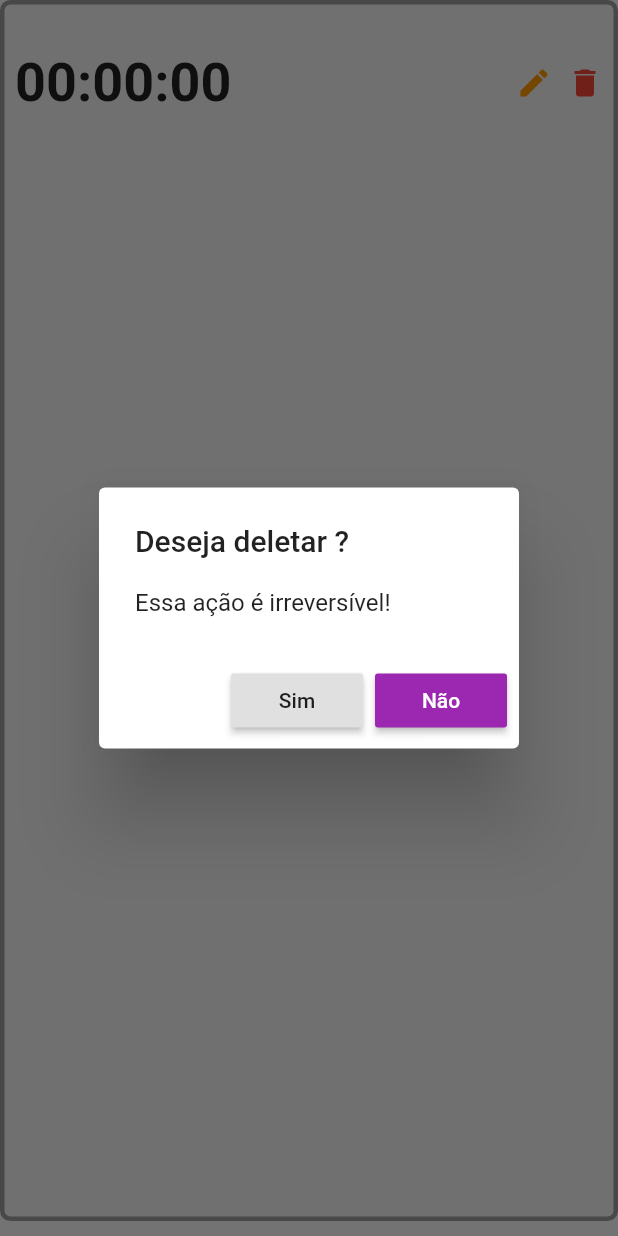
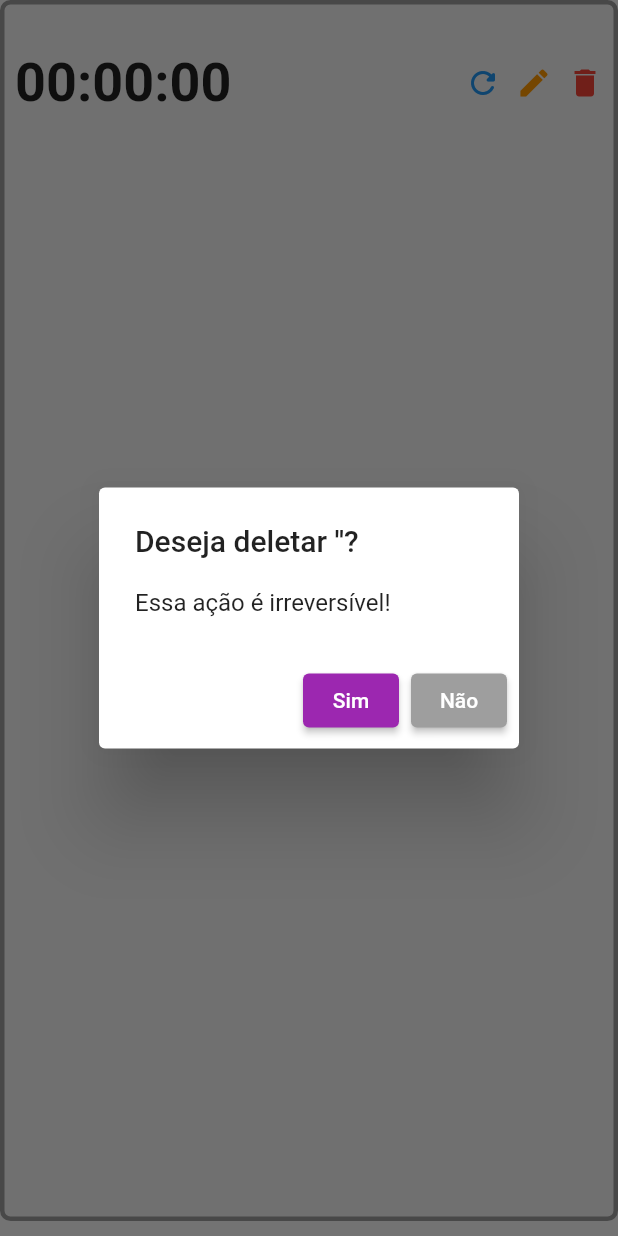
Before and after one commit to ricarthlima/flutter-golden-hours, a Flutter app: the HomeListTaskItem widget shown alone on an empty page, opened directly with empty values, after a tap on the "delete" icon, on a phone screen of 412 x 824 dp. Run offline on Flutter 3.47's test engine with Material 2 defaults, Android fonts, the phone set to English and light mode, and no system bars; our stand-ins replace after_layout, shared_preferences, toast, vibration; accounts and stored records are empty.

```diff
--- a/lib/helpers/local_data_manager.dart
+++ b/lib/helpers/local_data_manager.dart
@@ -16,7 +16,7 @@ class LocalDataManager {
     SharedPreferences prefs = await SharedPreferences.getInstance();
 
     var result = prefs.getString(PreferencesKeys.listTasks);
-    List<Task> list = List<Task>();
+    List<Task> list = <Task>[];
     if (result != null) {
       List<dynamic> listDy = json.decode(result);
       for (dynamic d in listDy) {
@@ -30,4 +30,10 @@ class LocalDataManager {
     SharedPreferences prefs = await SharedPreferences.getInstance();
     prefs.setString(PreferencesKeys.listTasks, json.encode(listTask));
   }
+
+  printData() async {
+    SharedPreferences prefs = await SharedPreferences.getInstance();
+    var result = prefs.getString(PreferencesKeys.listTasks);
+    print(result);
+  }
 }
--- a/lib/home_screen.dart
+++ b/lib/home_screen.dart
@@ -15,7 +15,7 @@ class HomeScreen extends StatefulWidget {
 
 class _HomeScreenState extends State<HomeScreen>
     with AfterLayoutMixin<HomeScreen> {
-  List<Task> listTask = List<Task>();
+  List<Task> listTask = <Task>[];
 
   @override
   void initState() {
@@ -45,16 +45,16 @@ class _HomeScreenState extends State<HomeScreen>
           );
         },
       ),
-      bottomNavigationBar: BottomNavigationBar(
-        items: [
-          BottomNavigationBarItem(
-              icon: Icon(Icons.today), title: Text("Só hoje")),
-          BottomNavigationBarItem(
-              icon: Icon(Icons.next_week), title: Text("Essa semana")),
-          BottomNavigationBarItem(
-              icon: Icon(Icons.timer), title: Text("Todo o tempo"))
-        ],
-      ),
+      //TODO: Bottom Navagation
+      // bottomNavigationBar: BottomNavigationBar(
+      //   items: [
+      //     BottomNavigationBarItem(icon: Icon(Icons.today), label: "Só hoje"),
+      //     BottomNavigationBarItem(
+      //         icon: Icon(Icons.next_week), label: "Essa semana"),
+      //     BottomNavigationBarItem(
+      //         icon: Icon(Icons.timer), label: "Todo o tempo")
+      //   ],
+      // ),
       body: Container(
         padding: EdgeInsets.all(10),
         child: ListView(
@@ -83,8 +83,23 @@ class _HomeScreenState extends State<HomeScreen>
                   task: itemTask,
                   deleteTask: _deleteTask,
                   editTask: _editTask,
+                  resetTask: _resetTask,
                 ),
-              )
+              ),
+            Padding(
+              padding: EdgeInsets.only(right: 75),
+              child: Text(
+                "Dicas:\n- Use o botão flutuante para adicionar uma nova tarefa!" +
+                    "\n- Clique na tarefa para pausar ou retormar a contagem!" +
+                    "\n- Use o botão editar para alterar as propriedades da tarefa!" +
+                    "\n- Use o botão lixeira para excluir a tarefa!",
+                textAlign: TextAlign.left,
+                style: TextStyle(
+                  color: Colors.grey,
+                  fontSize: 12,
+                ),
+              ),
+            ),
           ],
         ),
       ),
@@ -128,4 +143,10 @@ class _HomeScreenState extends State<HomeScreen>
     showAddTaskDialog(
         context: context, functionRefreshList: _refresh, editingTask: task);
   }
+
+  _resetTask(String idTask) {
+    this.listTask.firstWhere((element) => element.id == idTask).reset();
+    LocalDataManager().setLocalListTask(this.listTask);
+    LocalDataManager().printData();
+  }
 }
--- a/lib/main.dart
+++ b/lib/main.dart
@@ -10,7 +10,7 @@ class MyApp extends StatelessWidget {
   @override
   Widget build(BuildContext context) {
     return MaterialApp(
-      title: 'Flutter Demo',
+      title: 'Golden Hours - Quantify your time',
       debugShowCheckedModeBanner: false,
       theme: ThemeData(
         primarySwatch: Colors.purple,
--- a/lib/models/task_model.dart
+++ b/lib/models/task_model.dart
@@ -5,14 +5,17 @@ class Task {
   DateTime lastStart;
   bool active;
   double taskValue;
+  List<Duration> durationHistory;
 
-  Task(
-      {this.id,
-      this.name,
-      this.lastTotal,
-      this.lastStart,
-      this.active,
-      this.taskValue});
+  Task({
+    this.id,
+    this.name,
+    this.lastTotal,
+    this.lastStart,
+    this.active,
+    this.taskValue,
+    this.durationHistory,
+  });
 
   Task.fromJson(Map<String, dynamic> json) {
     id = json['id'];
@@ -21,6 +24,15 @@ class Task {
     lastStart = DateTime.parse(json['lastStart']);
     active = json['active'];
     taskValue = json['taskValue'];
+
+    //Histórico de Tempos
+    if (json['durationHistory'] != null) {
+      List<dynamic> tempList = json['durationHistory'];
+      durationHistory = [];
+      tempList.forEach((element) {
+        durationHistory.add(Duration(seconds: element));
+      });
+    }
   }
 
   Map<String, dynamic> toJson() {
@@ -31,6 +43,34 @@ class Task {
     data['lastStart'] = this.lastStart.toString();
     data['active'] = this.active;
     data['taskValue'] = this.taskValue;
+
+    //Histórico de Tempos
+    if (durationHistory != null) {
+      List<int> tempList = <int>[];
+      durationHistory.forEach((element) {
+        tempList.add(element.inSeconds);
+      });
+      data['durationHistory'] = tempList;
+    }
     return data;
   }
+
+  void reset() {
+    if (this.durationHistory == null) {
+      this.durationHistory = <Duration>[];
+    }
+    this.durationHistory.add(
+          this.lastTotal + lastStart.difference(DateTime.now()).abs(),
+        );
+    this.lastTotal = Duration(microseconds: 0);
+    this.lastStart = DateTime.now();
+  }
+
+  int getTotalHistoric() {
+    int total = 0;
+    this.durationHistory.forEach((element) {
+      total += element.inSeconds;
+    });
+    return total;
+  }
 }
--- a/lib/partials/home_list_task_item.dart
+++ b/lib/partials/home_list_task_item.dart
@@ -2,17 +2,15 @@ import 'package:flutter/material.dart';
 import 'package:time_counter/helpers/diference_time_helper.dart';
 import 'package:time_counter/models/task_model.dart';
 import 'package:time_counter/values/todo_localization.dart';
+import 'package:toast/toast.dart';
 
 // ignore: must_be_immutable
 class HomeListTaskItem extends StatefulWidget {
   final Task task;
   Function deleteTask;
   Function editTask;
-  HomeListTaskItem({
-    this.task,
-    this.deleteTask,
-    this.editTask,
-  });
+  Function resetTask;
+  HomeListTaskItem({this.task, this.deleteTask, this.editTask, this.resetTask});
 
   @override
   _HomeListTaskItemState createState() => _HomeListTaskItemState();
@@ -69,11 +67,27 @@ class _HomeListTaskItemState extends State<HomeListTaskItem> {
                 children: [
                   GestureDetector(
                     child: Icon(
+                      Icons.refresh_rounded,
+                      color: Colors.blue,
+                    ),
+                    onTap: () {
+                      _showResetAlertDialog(context);
+                    },
+                    onLongPress: () {
+                      Toast.show("Zerar o contador", context);
+                    },
+                  ),
+                  Padding(padding: EdgeInsets.only(left: 10)),
+                  GestureDetector(
+                    child: Icon(
                       Icons.edit,
                       color: Colors.orange,
                     ),
                     onTap: () {
                       widget.editTask(widget.task);
+                    },
+                    onLongPress: () {
+                      Toast.show("Editar a tarefa", context);
                     },
                   ),
                   Padding(padding: EdgeInsets.only(left: 10)),
@@ -82,24 +96,62 @@ class _HomeListTaskItemState extends State<HomeListTaskItem> {
                       Icons.delete,
                       color: Colors.red,
                     ),
+                    onLongPress: () {
+                      Toast.show("Excluir a tarefa", context);
+                    },
                     onTap: () {
-                      showDialog(
+                      _showDeletAlertDialog(context);
+                    },
+                  )
+                ],
+              )
+            ],
+          ),
+          (widget.task.taskValue != 0)
+              ? Text(
+                  "R\$ " + _getValue().toStringAsPrecision(2),
+                )
+              : Container(),
+          (widget.task.durationHistory != null &&
+                  widget.task.durationHistory.isNotEmpty)
+              ? Padding(
+                  padding: EdgeInsets.only(top: 5),
+                  child: Row(
+                    children: [
+                      Text(
+                        "Total: " +
+                            _getCustomTime(
+                                addSeconds: widget.task.getTotalHistoric()),
+                        style: TextStyle(fontSize: 10, color: Colors.grey),
+                      )
+                    ],
+                  ),
+                )
+              : Container(),
+        ],
+      ),
+    );
+  }
+
+  Future _showResetAlertDialog(BuildContext context) {
+    return showDialog(
       context: context,
       builder: (context) {
         return AlertDialog(
-                            title: Text(
-                                "Deseja deletar " + widget.task.name + "?"),
+          title: Text("Deseja zerar '" + widget.task.name + "'?"),
           content: Text(TodoLocalization.delete_task_warning),
           actions: [
-                              RaisedButton(
+            ElevatedButton(
               child: Text(TodoLocalization.yes),
               onPressed: () {
-                                  widget.deleteTask(widget.task.id);
+                widget.resetTask(widget.task.id);
                 Navigator.pop(context);
               },
             ),
-                              RaisedButton(
-                                color: Colors.purple,
+            ElevatedButton(
+              style: ButtonStyle(
+                  backgroundColor:
+                      MaterialStateProperty.all<Color>(Colors.grey)),
               child: Text(
                 TodoLocalization.no,
                 style: TextStyle(color: Colors.white),
@@ -112,29 +164,57 @@ class _HomeListTaskItemState extends State<HomeListTaskItem> {
         );
       },
     );
+  }
+
+  Future _showDeletAlertDialog(BuildContext context) {
+    return showDialog(
+      context: context,
+      builder: (context) {
+        return AlertDialog(
+          title: Text("Deseja deletar '" + widget.task.name + "'?"),
+          content: Text(TodoLocalization.delete_task_warning),
+          actions: [
+            ElevatedButton(
+              child: Text(TodoLocalization.yes),
+              onPressed: () {
+                widget.deleteTask(widget.task.id);
+                Navigator.pop(context);
               },
-                  )
+            ),
+            ElevatedButton(
+              style: ButtonStyle(
+                  backgroundColor:
+                      MaterialStateProperty.all<Color>(Colors.grey)),
+              child: Text(
+                TodoLocalization.no,
+                style: TextStyle(color: Colors.white),
+              ),
+              onPressed: () {
+                Navigator.pop(context);
+              },
+            ),
           ],
-              )
-            ],
-          ),
-          (widget.task.taskValue != 0)
-              ? Text(
-                  "R\$ " + _getValue().toStringAsPrecision(2),
-                )
-              : Container(),
-        ],
-      ),
+        );
+      },
     );
   }
 
-  String _getCustomTime() {
+  String _getCustomTime({int addSeconds}) {
     if (widget.task.active) {
       Duration temp = widget.task.lastTotal +
           widget.task.lastStart.difference(DateTime.now()).abs();
+      if (addSeconds != null) {
+        temp = temp + Duration(seconds: addSeconds);
+      }
       return getDifferenceTime(temp).toString();
     } else {
+      if (addSeconds != null) {
+        return getDifferenceTime(
+                widget.task.lastTotal + Duration(seconds: addSeconds))
+            .toString();
+      } else {
         return getDifferenceTime(widget.task.lastTotal).toString();
+      }
     }
   }
 
--- a/lib/partials/showAddTaskDialog.dart
+++ b/lib/partials/showAddTaskDialog.dart
@@ -135,7 +135,7 @@ showAddTaskDialog({
                         )
                       ],
                     ),
-                    RaisedButton(
+                    ElevatedButton(
                         child: !isEditing
                             ? Text(
                                 TodoLocalization.add_dialog_add_button_title,
@@ -149,7 +149,9 @@ showAddTaskDialog({
                                   color: Colors.white,
                                 ),
                               ),
-                        color: Colors.purple,
+                        style: ButtonStyle(
+                            backgroundColor: MaterialStateProperty.all<Color>(
+                                Colors.purple)),
                         onPressed: () {
                           if (_formKey.currentState.validate()) {
                             // Atribuir no Model
--- a/pubspec.yaml
+++ b/pubspec.yaml
@@ -15,7 +15,7 @@ publish_to: 'none' # Remove this line if you wish to publish to pub.dev
 # In iOS, build-name is used as CFBundleShortVersionString while build-number used as CFBundleVersion.
 # Read more about iOS versioning at
 # https://developer.apple.com/library/archive/documentation/General/Reference/InfoPlistKeyReference/Articles/CoreFoundationKeys.html
-version: 1.0.1+2
+version: 1.0.3+3
 
 environment:
   sdk: ">=2.7.0 <3.0.0"
@@ -34,6 +34,7 @@ dependencies:
   # The following adds the Cupertino Icons font to your application.
   # Use with the CupertinoIcons class for iOS style icons.
   cupertino_icons: ^0.1.3
+  toast: ^0.1.5
 
 dev_dependencies:
   flutter_test:
```
Also changed, not shown: pubspec.lock, 11 other files. Lines whose indentation alone changed are shown as unchanged.
